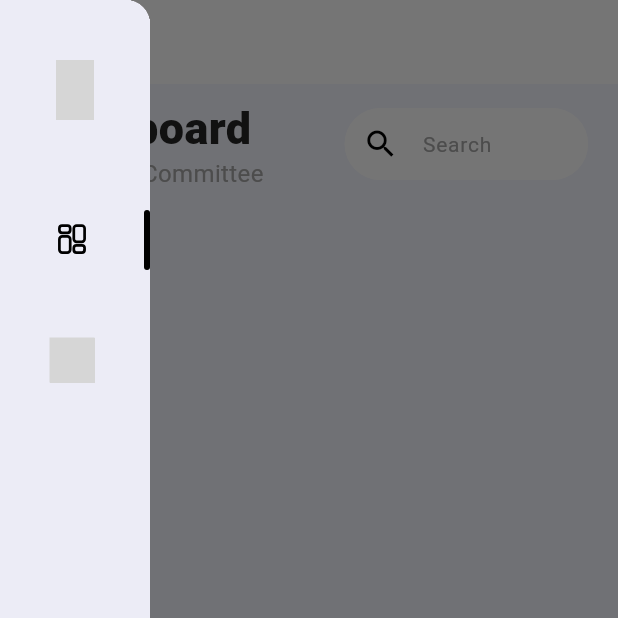
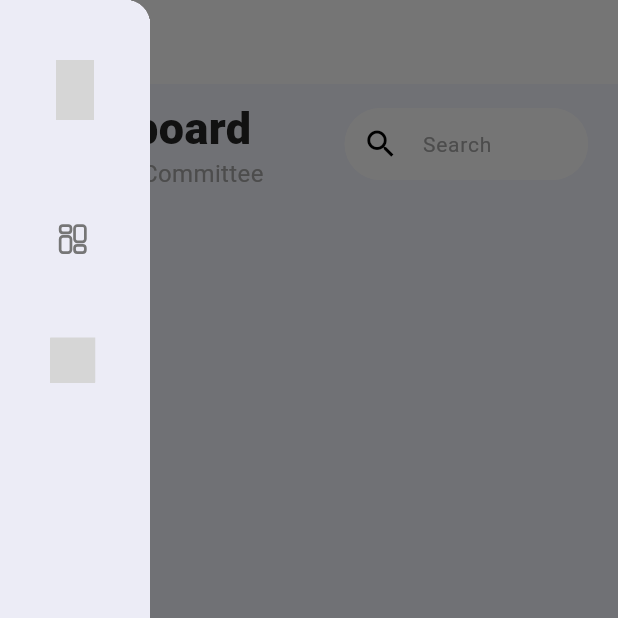
Before and after one commit to Amruthavalli-M/12DIT---BookTech, a Flutter app: the LeaderDashboard screen opened by its route, with the side drawer open, on a phone screen of 412 x 824 dp, the top half of it. Run offline on Flutter 3.47's test engine with Material 3 defaults, Android fonts, the phone set to English and light mode, and no system bars; our stand-ins replace flutter_svg, google_fonts; grey boxes are pictures that could not be loaded.

Commit message:
Update side_drawer.dart

```diff
--- a/lib/widgets/side_drawer.dart
+++ b/lib/widgets/side_drawer.dart
@@ -3,28 +3,36 @@ import 'package:booktech_flutter/utils/theme.dart';
 import 'package:flutter/material.dart';
 import 'package:flutter_svg/flutter_svg.dart';
 
-class SideDrawerMenu extends StatefulWidget {
+/// Side navigation drawer used in the app.
+/// Shows a vertical list of menu icons with a visual highlight for the selected one.
+/// Supports an `onItemSelected` to tell the parent which menu item was tapped.
+class SideDrawerMenu extends StatelessWidget {
+  /// Function to run when a menu item is tapped passes the tapped item's index.
   final Function(int)? onItemSelected;
 
-  const SideDrawerMenu({super.key, this.onItemSelected});
+  /// The index of the currently selected menu item (controlled by parent)
+  final int selectedIndex;
 
-  @override
-  State<SideDrawerMenu> createState() => _SideDrawerMenuState();
-}
-
-class _SideDrawerMenuState extends State<SideDrawerMenu> {
-  int selectedIndex = 0;
+  const SideDrawerMenu({
+    super.key,
+    this.onItemSelected,
+    required this.selectedIndex,
+  });
 
   @override
   Widget build(BuildContext context) {
     return Drawer(
-      elevation: 0,
+      elevation: 0, // No shadow around the drawer
       child: Container(
+        // Drawer background color from theme
         decoration: const BoxDecoration(color: MyAppColor.secondaryBg),
         child: SingleChildScrollView(
+          // Allows scrolling if there are many menu items
           child: Column(
             children: [
               const SizedBox(height: 20),
+
+              // Logo section at the top of the drawer
               Container(
                 height: 100,
                 alignment: Alignment.topCenter,
@@ -32,47 +40,46 @@ class _SideDrawerMenuState extends State<SideDrawerMenu> {
                 child: SizedBox(
                   height: 40,
                   width: 25,
-                  child: SvgPicture.asset(""), // Your logo path
+                  child: SvgPicture.asset("assets/dashboard/logo.svg"), // TODO: Add actual logo SVG path
                 ),
               ),
+
+              // Generate a menu item widget for each icon in the menuIcons list
               ...List.generate(menuIcons.length, (index) {
                 return GestureDetector(
                   onTap: () {
-                    setState(() {
-                      selectedIndex = index;
-                    });
-
-                    if (widget.onItemSelected != null) {
-                      widget.onItemSelected!(index);
+                    if (onItemSelected != null) {
+                      onItemSelected!(index);
                     }
                   },
                   child: Container(
                     padding: const EdgeInsets.symmetric(vertical: 20),
-                    color: Colors.transparent,
+                    color: Colors.transparent, // Keeps background clear
                     child: Row(
                       children: [
-                        // Center the icon in available space
+                        // Menu icon, centered horizontally
                         Expanded(
                           child: Center(
                             child: SvgPicture.asset(
-                              menuIcons[index],
+                              menuIcons[index], // Icon path from menuIcons list
                               color: selectedIndex == index
-                                  ? Colors.black
-                                  : MyAppColor.iconGray,
+                                  ? Colors.black // Active color
+                                  : MyAppColor.iconGray, // Inactive color
                               fit: BoxFit.cover,
                               height: 30,
                               width: 30,
                             ),
                           ),
                         ),
-                        // Right slider bar (rounded)
+
+                        // Thin right side bar showing the active selection
                         Container(
                           height: 40,
-                          width: 4,
+                          width: 3,
                           decoration: BoxDecoration(
                             color: selectedIndex == index
-                                ? Colors.black
-                                : Colors.transparent,
+                                ? Colors.black // Active indicator color
+                                : Colors.transparent, // Hidden if inactive
                             borderRadius: BorderRadius.circular(10), // Rounded corners
                           ),
                         ),
```
